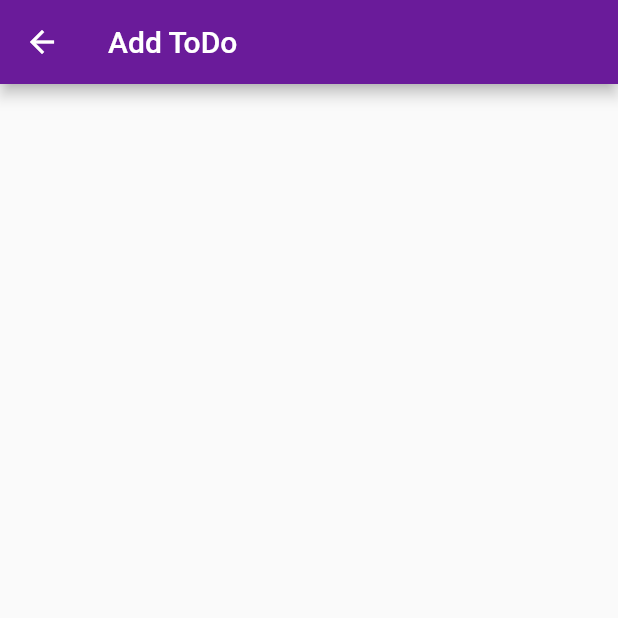
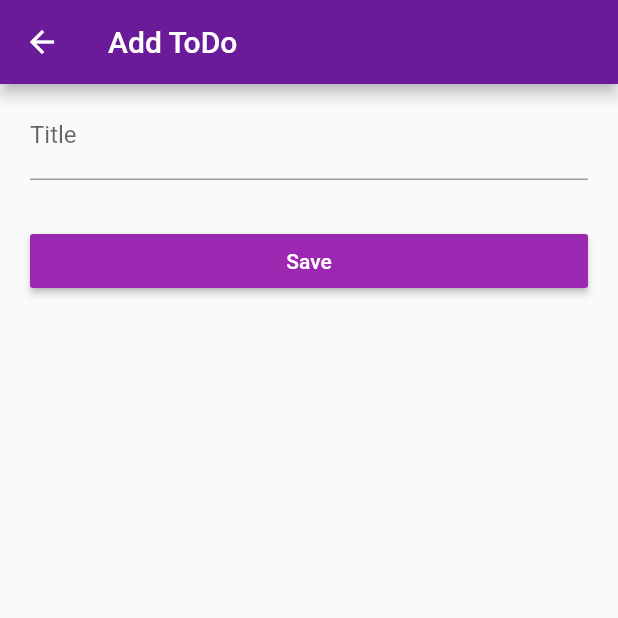
Before and after one commit to anas-didi95/flutter-todo-app, a Flutter app: the AddTodo screen opened directly, on a phone screen of 412 x 824 dp, the top half of it. Run offline on Flutter 3.47's test engine with Material 2 defaults, Android fonts, the phone set to English and light mode, and no system bars.

```diff
--- a/lib/screen/add-todo.dart
+++ b/lib/screen/add-todo.dart
@@ -7,13 +7,49 @@ class AddTodo extends StatefulWidget {
 }
 
 class _AddTodoState extends State<AddTodo> {
+  final _formKey = GlobalKey<FormState>();
+
   @override
   Widget build(BuildContext context) {
     return Scaffold(
-      appBar: AppBar(
-        title: Text('Add ToDo'),
-        backgroundColor: Constant.COLOR_THEME[Constant.COLOR_NO_APP_BAR],
-      ),
-    );
+        appBar: AppBar(
+          title: Text('Add ToDo'),
+          backgroundColor: Constant.COLOR_THEME[Constant.COLOR_NO_APP_BAR],
+        ),
+        body: Container(
+          padding: EdgeInsets.only(left: 20, bottom: 5, right: 20, top: 5),
+          child: Form(
+            key: _formKey,
+            child: Column(
+              children: [
+                TextFormField(
+                  decoration: InputDecoration(
+                    labelText: 'Title',
+                  ),
+                  validator: (value) {
+                    if (value.isEmpty) {
+                      return 'Field is mandatory!';
+                    }
+                    return null;
+                  },
+                ),
+                Container(
+                  padding: const EdgeInsets.symmetric(vertical: 30),
+                  width: double.maxFinite,
+                  child: RaisedButton(
+                    child: Text('Save'),
+                    color: Constant.COLOR_THEME,
+                    textColor: Theme.of(context).colorScheme.onPrimary,
+                    onPressed: () {
+                      if (_formKey.currentState.validate()) {
+                        Navigator.of(context).pop();
+                      }
+                    },
+                  ),
+                )
+              ],
+            ),
+          ),
+        ));
   }
 }
--- a/lib/screen/todo-list.dart
+++ b/lib/screen/todo-list.dart
@@ -58,9 +58,6 @@ class _TodoListState extends State<TodoList> {
         onPressed: () {
           Navigator.of(context)
               .push(MaterialPageRoute(builder: (ctx) => AddTodo()));
-          //setState(() {
-          //  todoList.add(Todo(isCheck: false, title: "Hello world"));
-          //});
         },
         tooltip: 'Add todo',
         child: Icon(Icons.add),
```
